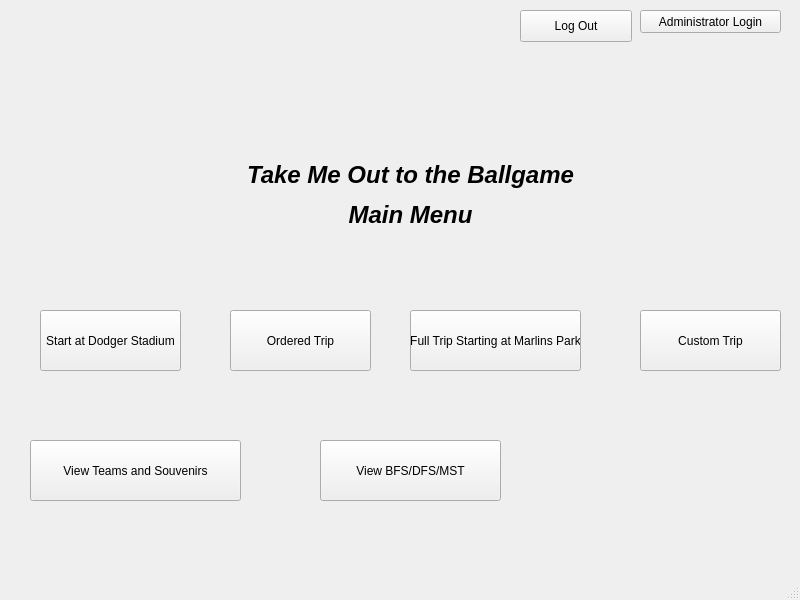
The window that Baseball/mainwindow.ui (Ykhan799/CS-1D-Project-2-Baseball) describes before a commit, drawn with Qt 5.
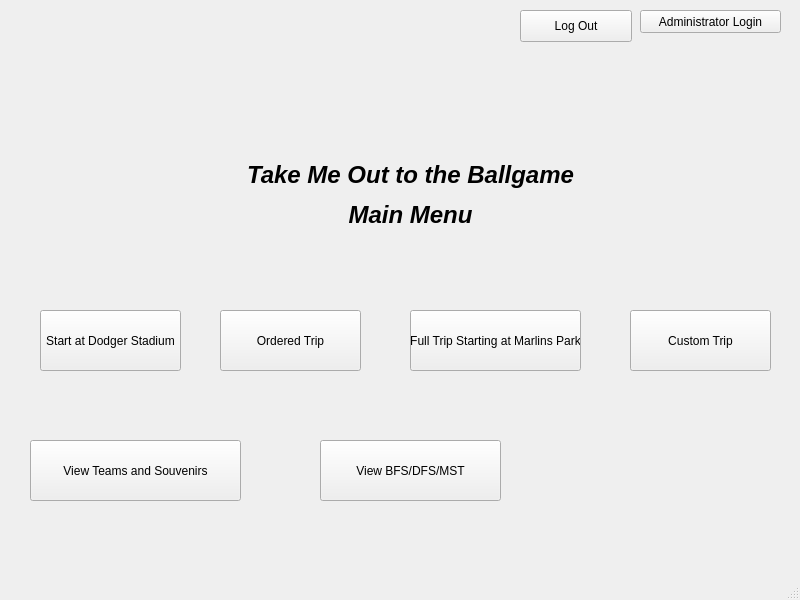
The same window after the commit.

Diff of the .ui file:
```diff
--- a/Baseball/mainwindow.ui
+++ b/Baseball/mainwindow.ui
@@ -36,7 +36,7 @@
    <widget class="QPushButton" name="pushButton_2">
     <property name="geometry">
      <rect>
-      <x>640</x>
+      <x>630</x>
       <y>310</y>
       <width>141</width>
       <height>61</height>
@@ -127,7 +127,7 @@
    <widget class="QPushButton" name="pushButton_5">
     <property name="geometry">
      <rect>
-      <x>230</x>
+      <x>220</x>
       <y>310</y>
       <width>141</width>
       <height>61</height>
```
